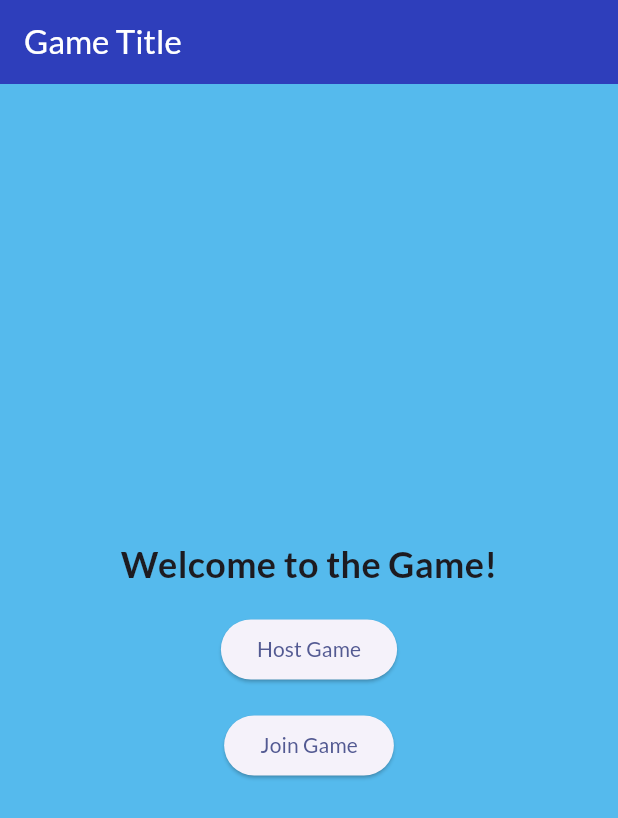
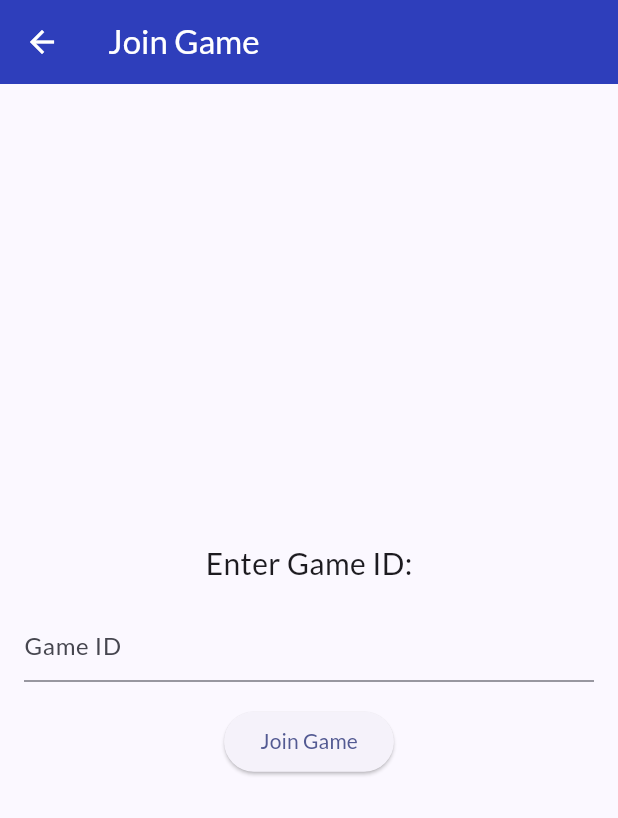
Before and after one commit to YehudaShani/Wavelength, a Flutter app: the screen it shows after launch, after a tap on "Join Game", on a phone screen of 412 x 824 dp. Shown: the top 818 px of the screen. Run offline on Flutter 3.47's test engine with Material 3 defaults, Android fonts, the phone set to English and light mode, and no system bars; our stand-ins replace firebase_core, firebase_database, google_fonts, sleek_circular_slider; accounts and stored records are empty.

Commit message:
added joining screen

```diff
--- a/lib/main.dart
+++ b/lib/main.dart
@@ -1,7 +1,6 @@
 import 'package:firebase_core/firebase_core.dart';
 import 'package:flutter/material.dart';
 import 'package:google_fonts/google_fonts.dart';
-import 'package:wavelength/screens/game_screen.dart';
 import 'package:wavelength/screens/opening_screen.dart';
 import 'firebase_options.dart';
 
--- /dev/null
+++ b/lib/screens/joining_screen.dart
@@ -0,0 +1,72 @@
+import 'package:flutter/material.dart';
+import 'package:firebase_database/firebase_database.dart';
+
+class JoiningScreen extends StatefulWidget {
+  const JoiningScreen({Key? key}) : super(key: key);
+
+  @override
+  State<JoiningScreen> createState() => _JoiningScreenState();
+}
+
+class _JoiningScreenState extends State<JoiningScreen> {
+  final databaseReference = FirebaseDatabase.instance.ref();
+  String gameId = '';
+
+  void joinGame() {
+    if (gameId.isEmpty) {
+      print('Game ID is empty');
+      return;
+    }
+    print('Joining Game');
+    databaseReference.child('games').child(gameId).once().then((snapshot) {
+      if (snapshot.snapshot.value != null) {
+        print('Game Found');
+        print(snapshot.snapshot.value);
+      } else {
+        print('Game Not Found');
+        print(gameId);
+        //print all games
+        databaseReference.child('games').once().then((snapshot) {
+          print(snapshot.snapshot.value);
+        });
+      }
+    }).catchError((error) => print('Failed to join game: $error'));
+  }
+
+  @override
+  Widget build(BuildContext context) {
+    return Scaffold(
+      appBar: AppBar(
+        title: const Text('Join Game'),
+      ),
+      body: Center(
+        child: Padding(
+          padding: const EdgeInsets.all(16.0),
+          child: Column(
+            mainAxisAlignment: MainAxisAlignment.center,
+            children: [
+              const Text(
+                'Enter Game ID:',
+                style: TextStyle(fontSize: 20),
+              ),
+              const SizedBox(height: 16),
+              TextField(
+                onChanged: (value) {
+                  gameId = value;
+                },
+                decoration: const InputDecoration(
+                  hintText: 'Game ID',
+                ),
+              ),
+              const SizedBox(height: 16),
+              ElevatedButton(
+                onPressed: joinGame,
+                child: const Text('Join Game'),
+              ),
+            ],
+          ),
+        ),
+      ),
+    );
+  }
+}
--- a/lib/screens/opening_screen.dart
+++ b/lib/screens/opening_screen.dart
@@ -1,5 +1,6 @@
 import 'package:flutter/material.dart';
 import 'package:wavelength/screens/host_setup_screen.dart';
+import 'package:wavelength/screens/joining_screen.dart';
 
 class OpeningScreen extends StatelessWidget {
   const OpeningScreen({Key? key}) : super(key: key);
@@ -8,7 +9,7 @@ class OpeningScreen extends StatelessWidget {
     return Scaffold(
       backgroundColor: Theme.of(context).colorScheme.secondary,
       appBar: AppBar(
-        title: Text('Game Title'),
+        title: const Text('Game Title'),
       ),
       body: Center(
         child: Column(
@@ -21,21 +22,23 @@ class OpeningScreen extends StatelessWidget {
                 fontWeight: FontWeight.bold,
               ),
             ),
-            SizedBox(height: 16),
+            const SizedBox(height: 16),
             ElevatedButton(
               onPressed: () {
                 Navigator.push(context, MaterialPageRoute(builder: (context) {
                   return const HostSetupScreen();
                 }));
               },
-              child: Text('Host Game'),
+              child: const Text('Host Game'),
             ),
-            SizedBox(height: 16),
+            const SizedBox(height: 16),
             ElevatedButton(
               onPressed: () {
-                // TODO: Add logic to start the game
+                Navigator.push(context, MaterialPageRoute(builder: (context) {
+                  return const JoiningScreen();
+                }));
               },
-              child: Text('Join Game'),
+              child: const Text('Join Game'),
             ),
           ],
         ),
```
Also changed, not shown: lib/screens/host_setup_screen.dart (+12 -6 lines), lib/widgets/radial_slider.dart (+4 -4 lines), 1 other file.
